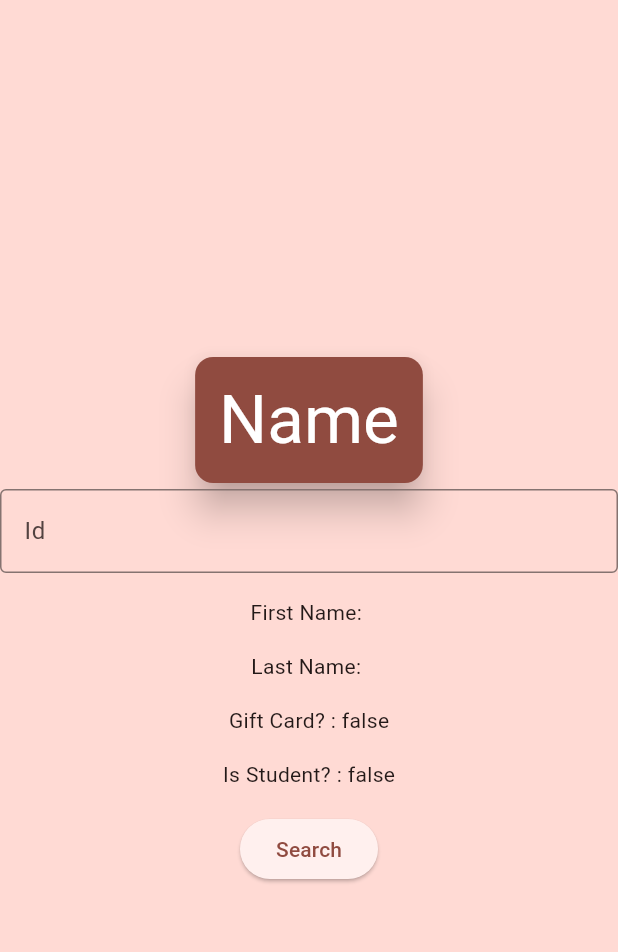
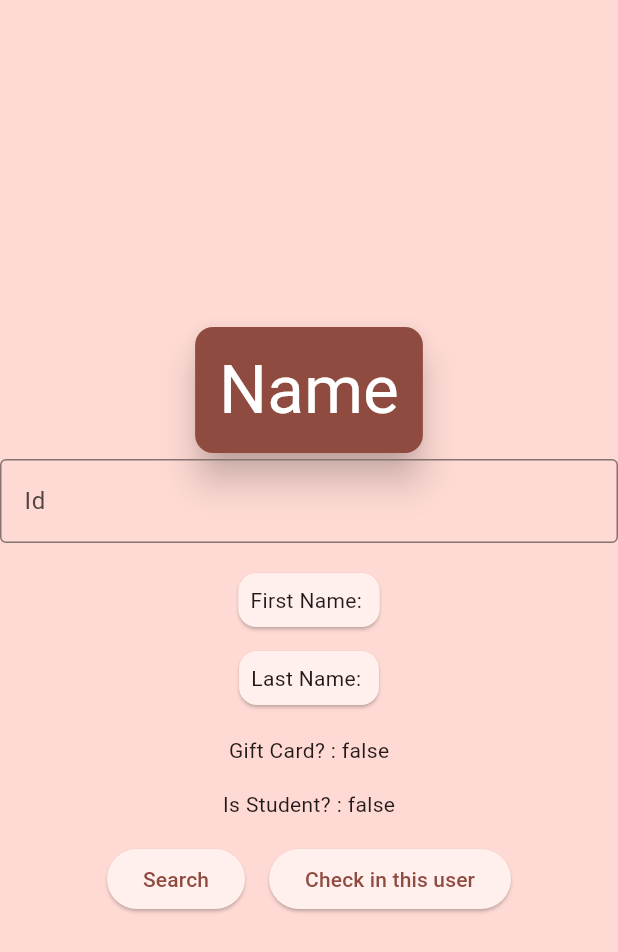
Before and after one commit to Christophers27/scottycon_check_in, a Flutter app: the screen it shows after launch, on a phone screen of 412 x 824 dp. Shown: the top 952 px of the screen. Run offline on Flutter 3.47's test engine with Material 2 defaults, Android fonts, the phone set to English and light mode, and no system bars; missing offline and left inert: dart:ffi, gsheets; key blocks and very long unbroken strings in the code were emptied for the run.

Commit message:
Check-in functionality implemented

```diff
--- a/lib/gsheets_api.dart
+++ b/lib/gsheets_api.dart
@@ -59,4 +59,11 @@ class GoogleSheetsApi {
 
     _worksheet!.values.map.appendRows(rowList);
   }
+
+  static Future setCheckIn(User user, bool checkInValue) async {
+    if (_worksheet == null) return;
+
+    _worksheet!.values.insertValueByKeys(checkInValue,
+        columnKey: "Checked-in", rowKey: user.id);
+  }
 }
--- a/lib/homepage.dart
+++ b/lib/homepage.dart
@@ -69,7 +69,9 @@ class _HomePageState extends State<HomePage> {
                         print("error");
                       }
                     },
-                ),
+                    onCheckIn: (checkin) async {
+                      GoogleSheetsApi.setCheckIn(this.user!, checkin);
+                    }),
               )
             ],
           ),
--- a/lib/user.dart
+++ b/lib/user.dart
@@ -15,6 +15,7 @@ class UserFields {
   static const String totalTicketSaleCost = 'ProductTotalPrice';
   static const String coupon = 'Coupon';
   static const String giftCard = "Dunkin' Gift Card";
+  static const String checkedIn = 'Checked-in';
 
   static List<String> getFields() => [
         id,
@@ -30,7 +31,8 @@ class UserFields {
         ticketSaleCost,
         totalTicketSaleCost,
         coupon,
-        giftCard
+        giftCard,
+        checkedIn
       ];
 }
 
@@ -49,6 +51,7 @@ class User {
   final int totalTicketSaleCost;
   final String coupon;
   final bool giftCard;
+  final bool checkedIn;
 
   const User({
     required this.id,
@@ -65,6 +68,7 @@ class User {
     required this.totalTicketSaleCost,
     required this.coupon,
     required this.giftCard,
+    required this.checkedIn,
   });
 
   User copy(
@@ -81,7 +85,8 @@ class User {
           int? ticketSaleCost,
           int? totalTicketSaleCost,
           String? coupon,
-          bool? isTrue}) =>
+          bool? isTrue,
+          bool? checkedIn}) =>
       User(
           id: id ?? this.id,
           date: date ?? this.date,
@@ -96,7 +101,8 @@ class User {
           ticketSaleCost: ticketSaleCost ?? this.ticketSaleCost,
           totalTicketSaleCost: totalTicketSaleCost ?? this.totalTicketSaleCost,
           coupon: coupon ?? this.coupon,
-          giftCard: isTrue ?? this.giftCard);
+          giftCard: isTrue ?? this.giftCard,
+          checkedIn: checkedIn ?? this.checkedIn);
 
   static User fromJson(Map<String, dynamic> json) => User(
         id: jsonDecode(json[UserFields.id]),
@@ -106,13 +112,15 @@ class User {
         email: json[UserFields.email],
         phone: json[UserFields.phone],
         ticketName: json[UserFields.ticketName],
-        isStudent: (json[UserFields.isStudent] == "Type : CMU Student Pass (Limit 1 per order)"),
+        isStudent: (json[UserFields.isStudent] ==
+            "Type : CMU Student Pass (Limit 1 per order)"),
         ticketNum: jsonDecode(json[UserFields.ticketNum]),
         ticketCost: jsonDecode(json[UserFields.ticketCost]),
         ticketSaleCost: jsonDecode(json[UserFields.ticketSaleCost]),
         totalTicketSaleCost: jsonDecode(json[UserFields.totalTicketSaleCost]),
         coupon: json[UserFields.coupon],
         giftCard: (json[UserFields.giftCard] == "Y"),
+        checkedIn: (json[UserFields.checkedIn] == "True")
       );
 
   Map<String, dynamic> toJson() => {
@@ -129,6 +137,7 @@ class User {
         UserFields.ticketSaleCost: ticketSaleCost,
         UserFields.totalTicketSaleCost: totalTicketSaleCost,
         UserFields.coupon: coupon,
-        UserFields.giftCard: giftCard
+        UserFields.giftCard: giftCard,
+        UserFields.checkedIn: checkedIn
       };
 }
--- a/lib/user_form_widget.dart
+++ b/lib/user_form_widget.dart
@@ -5,8 +5,13 @@ import 'package:scottycon_check_in/user.dart';
 class UserFormWidget extends StatefulWidget {
   final User? user;
   final ValueChanged<int?> onSavedUser;
+  final ValueChanged<bool> onCheckIn;
 
-  const UserFormWidget({super.key, required this.onSavedUser, this.user});
+  const UserFormWidget(
+      {super.key,
+      required this.onSavedUser,
+      this.user,
+      required this.onCheckIn});
 
   @override
   State<UserFormWidget> createState() => _UserFormWidgetState();
@@ -62,13 +67,16 @@ class _UserFormWidgetState extends State<UserFormWidget> {
           buildId(),
           SizedBox(height: 16),
           buildFirstName(),
-          SizedBox(height: 16),
+          SizedBox(height: 8),
           buildLastName(),
           SizedBox(height: 16),
           buildGiftCard(),
           SizedBox(height: 16),
           buildIsStudent(),
           SizedBox(height: 16),
+          Row(
+            mainAxisAlignment: MainAxisAlignment.center,
+            children: [
               ElevatedButton(
                   onPressed: () {
                     final form = formKey.currentState!;
@@ -79,7 +87,20 @@ class _UserFormWidgetState extends State<UserFormWidget> {
                       widget.onSavedUser(id);
                     }
                   },
-              child: Text("Search"))
+                  child: Text("Search")),
+              SizedBox(width: 16),
+              ElevatedButton(
+                  onPressed: () {
+                    final form = formKey.currentState!;
+                    final isValid = form.validate();
+
+                    if (isValid) {
+                      widget.onCheckIn(true);
+                    }
+                  },
+                  child: Text("Check in this user"))
+            ],
+          )
         ],
       ),
     );
@@ -95,9 +116,19 @@ class _UserFormWidgetState extends State<UserFormWidget> {
             value != null && value.isEmpty ? 'Enter ID' : null,
       );
 
-  Widget buildFirstName() => Text("First Name: ${controllerFirstName.text}");
+  Widget buildFirstName() => Card(
+        child: Padding(
+          padding: const EdgeInsets.all(8.0),
+          child: Text("First Name: ${controllerFirstName.text}"),
+        ),
+      );
 
-  Widget buildLastName() => Text("Last Name: ${controllerLastName.text}");
+  Widget buildLastName() => Card(
+        child: Padding(
+          padding: const EdgeInsets.all(8.0),
+          child: Text("Last Name: ${controllerLastName.text}"),
+        ),
+      );
 
   Widget buildIsStudent() => Text("Is Student? : ${isStudent.toString()}");
 
```
Lines whose indentation alone changed are shown as unchanged.
